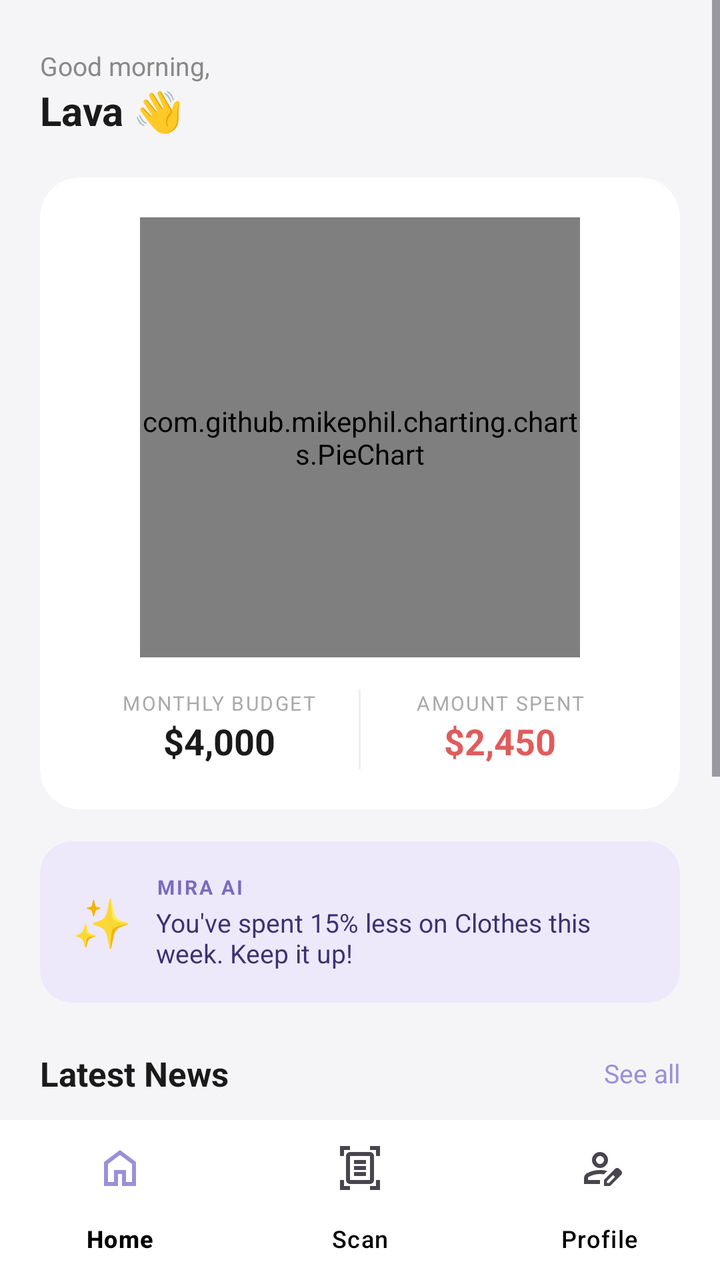
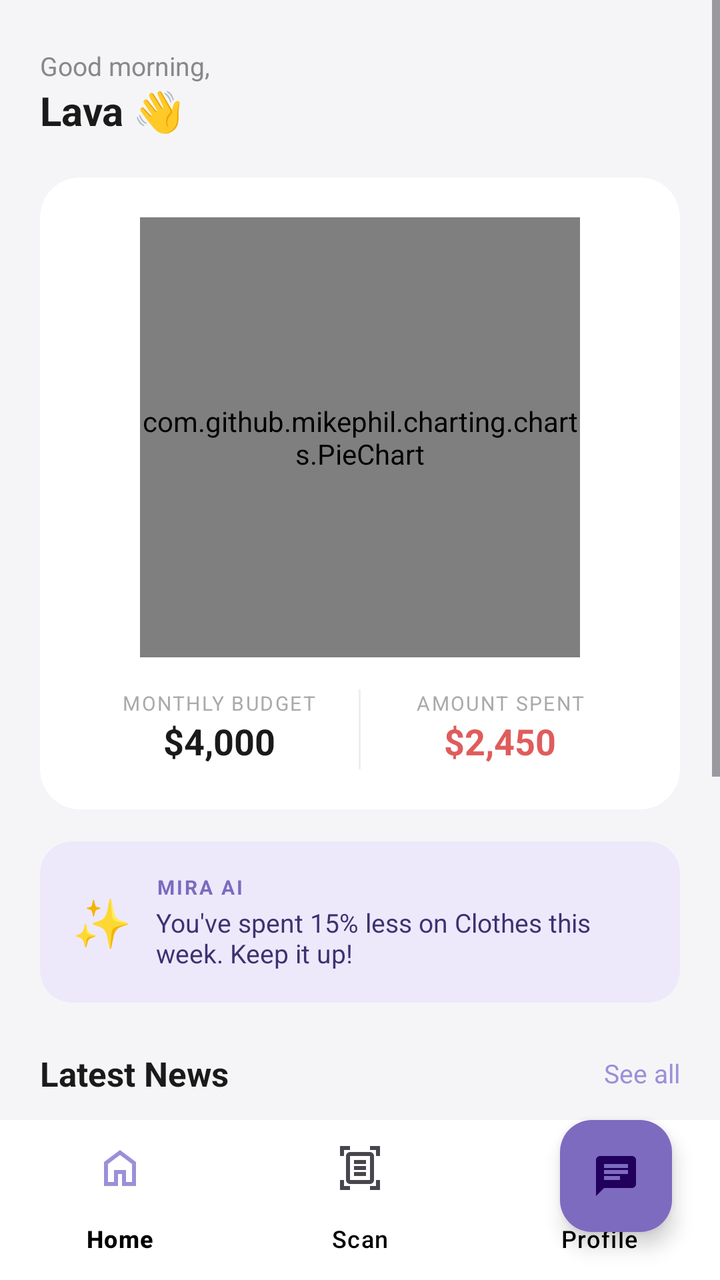

Before-and-after screenshots of an Android layout around one commit, followed by the original layout XML and the change that was made.
<!-- AndroidManifest.xml: application theme Theme.WatchYourWallet -->
<!-- res/layout/activity_home.xml -->
<?xml version="1.0" encoding="utf-8"?>
<androidx.constraintlayout.widget.ConstraintLayout
    xmlns:android="http://schemas.android.com/apk/res/android"
    xmlns:app="http://schemas.android.com/apk/res-auto"
    android:id="@+id/main"
    android:layout_width="match_parent"
    android:layout_height="match_parent"
    android:background="#F5F5F7">

    
    <ScrollView
        android:id="@+id/scrollView"
        android:layout_width="0dp"
        android:layout_height="0dp"
        app:layout_constraintTop_toTopOf="parent"
        app:layout_constraintBottom_toTopOf="@id/bottomNavigation"
        app:layout_constraintStart_toStartOf="parent"
        app:layout_constraintEnd_toEndOf="parent">

        <LinearLayout
            android:layout_width="match_parent"
            android:layout_height="wrap_content"
            android:orientation="vertical"
            android:paddingBottom="16dp">

            
            <LinearLayout
                android:layout_width="match_parent"
                android:layout_height="wrap_content"
                android:orientation="horizontal"
                android:paddingHorizontal="20dp"
                android:paddingTop="24dp"
                android:paddingBottom="8dp"
                android:gravity="center_vertical">

                <LinearLayout
                    android:layout_width="0dp"
                    android:layout_height="wrap_content"
                    android:layout_weight="1"
                    android:orientation="vertical">

                    <TextView
                        android:text="Good morning,"
                        android:textSize="13sp"
                        android:textColor="#888888"
                        android:layout_width="wrap_content"
                        android:layout_height="wrap_content"/>

                    <TextView
                        android:id="@+id/tv_username"
                        android:text="Lava 👋"
                        android:textSize="20sp"
                        android:textColor="#1A1A1A"
                        android:textStyle="bold"
                        android:layout_width="wrap_content"
                        android:layout_height="wrap_content"/>
                </LinearLayout>

            </LinearLayout>

            
            <androidx.cardview.widget.CardView
                android:layout_width="match_parent"
                android:layout_height="wrap_content"
                android:layout_marginHorizontal="20dp"
                android:layout_marginTop="12dp"
                app:cardCornerRadius="20dp"
                app:cardElevation="0dp"
                app:cardBackgroundColor="#FFFFFF">

                <LinearLayout
                    android:layout_width="match_parent"
                    android:layout_height="wrap_content"
                    android:orientation="vertical"
                    android:padding="20dp"
                    android:gravity="center_horizontal">

                    
                    <com.github.mikephil.charting.charts.PieChart
                        android:id="@+id/pieChart"
                        android:layout_width="220dp"
                        android:layout_height="220dp"/>

                    
                    <LinearLayout
                        android:layout_width="match_parent"
                        android:layout_height="wrap_content"
                        android:orientation="horizontal"
                        android:layout_marginTop="16dp">

                        <LinearLayout
                            android:layout_width="0dp"
                            android:layout_height="wrap_content"
                            android:layout_weight="1"
                            android:orientation="vertical"
                            android:gravity="center">

                            <TextView
                                android:text="MONTHLY BUDGET"
                                android:textSize="10sp"
                                android:textColor="#AAAAAA"
                                android:letterSpacing="0.08"
                                android:layout_width="wrap_content"
                                android:layout_height="wrap_content"/>

                            <TextView
                                android:id="@+id/tv_monthly_budget"
                                android:text="$4,000"
                                android:textSize="18sp"
                                android:textColor="#1A1A1A"
                                android:textStyle="bold"
                                android:layout_width="wrap_content"
                                android:layout_height="wrap_content"/>
                        </LinearLayout>

                        <View
                            android:layout_width="1dp"
                            android:layout_height="40dp"
                            android:background="#EEEEEE"/>

                        <LinearLayout
                            android:layout_width="0dp"
                            android:layout_height="wrap_content"
                            android:layout_weight="1"
                            android:orientation="vertical"
                            android:gravity="center">

                            <TextView
                                android:text="AMOUNT SPENT"
                                android:textSize="10sp"
                                android:textColor="#AAAAAA"
                                android:letterSpacing="0.08"
                                android:layout_width="wrap_content"
                                android:layout_height="wrap_content"/>

                            <TextView
                                android:id="@+id/tv_amount_spent"
                                android:text="$2,450"
                                android:textSize="18sp"
                                android:textColor="#E05C5C"
                                android:textStyle="bold"
                                android:layout_width="wrap_content"
                                android:layout_height="wrap_content"/>
                        </LinearLayout>
                    </LinearLayout>
                </LinearLayout>
            </androidx.cardview.widget.CardView>

            
            <androidx.cardview.widget.CardView
                android:layout_width="match_parent"
                android:layout_height="wrap_content"
                android:layout_marginHorizontal="20dp"
                android:layout_marginTop="16dp"
                app:cardCornerRadius="16dp"
                app:cardElevation="0dp"
                app:cardBackgroundColor="#EDE9FB">

                <LinearLayout
                    android:layout_width="match_parent"
                    android:layout_height="wrap_content"
                    android:orientation="horizontal"
                    android:padding="16dp"
                    android:gravity="center_vertical">

                    <TextView
                        android:text="✨"
                        android:textSize="24sp"
                        android:layout_width="wrap_content"
                        android:layout_height="wrap_content"
                        android:layout_marginEnd="12dp"/>

                    <LinearLayout
                        android:layout_width="0dp"
                        android:layout_height="wrap_content"
                        android:layout_weight="1"
                        android:orientation="vertical">

                        <TextView
                            android:text="MIRA AI"
                            android:textSize="10sp"
                            android:textColor="#7C6BBF"
                            android:textStyle="bold"
                            android:letterSpacing="0.1"
                            android:layout_width="wrap_content"
                            android:layout_height="wrap_content"/>

                        <TextView
                            android:id="@+id/tv_ai_insight"
                            android:text="You've spent 15% less on Clothes this week. Keep it up!"
                            android:textSize="13sp"
                            android:textColor="#3D3270"
                            android:layout_width="wrap_content"
                            android:layout_height="wrap_content"
                            android:layout_marginTop="2dp"/>
                    </LinearLayout>
                </LinearLayout>
            </androidx.cardview.widget.CardView>

            
            <LinearLayout
                android:layout_width="match_parent"
                android:layout_height="wrap_content"
                android:orientation="horizontal"
                android:paddingHorizontal="20dp"
                android:paddingTop="24dp"
                android:paddingBottom="12dp"
                android:gravity="center_vertical">

                <TextView
                    android:text="Latest News"
                    android:textSize="17sp"
                    android:textColor="#1A1A1A"
                    android:textStyle="bold"
                    android:layout_width="0dp"
                    android:layout_height="wrap_content"
                    android:layout_weight="1"/>

                <TextView
                    android:text="See all"
                    android:textSize="13sp"
                    android:textColor="#9C8FD9"
                    android:layout_width="wrap_content"
                    android:layout_height="wrap_content"/>
            </LinearLayout>

            
            <androidx.cardview.widget.CardView
                android:layout_width="match_parent"
                android:layout_height="wrap_content"
                android:layout_marginHorizontal="20dp"
                android:layout_marginBottom="12dp"
                app:cardCornerRadius="16dp"
                app:cardElevation="0dp"
                app:cardBackgroundColor="#FFFFFF">

                <LinearLayout
                    android:layout_width="match_parent"
                    android:layout_height="wrap_content"
                    android:orientation="horizontal"
                    android:padding="14dp"
                    android:gravity="center_vertical">

                    <ImageView
                        android:layout_width="72dp"
                        android:layout_height="72dp"
                        android:scaleType="centerCrop"
                        android:src="@drawable/ic_launcher_background"
                        android:layout_marginEnd="12dp"/>

                    <LinearLayout
                        android:layout_width="0dp"
                        android:layout_height="wrap_content"
                        android:layout_weight="1"
                        android:orientation="vertical">

                        <TextView
                            android:text="5 min read"
                            android:textSize="10sp"
                            android:textColor="#AAAAAA"
                            android:layout_width="wrap_content"
                            android:layout_height="wrap_content"/>

                        <TextView
                            android:text="New Scam Exposed — What You Must Know"
                            android:textSize="14sp"
                            android:textColor="#1A1A1A"
                            android:textStyle="bold"
                            android:layout_width="wrap_content"
                            android:layout_height="wrap_content"
                            android:layout_marginTop="4dp"/>

                        <TextView
                            android:text="Read more →"
                            android:textSize="12sp"
                            android:textColor="#9C8FD9"
                            android:layout_width="wrap_content"
                            android:layout_height="wrap_content"
                            android:layout_marginTop="6dp"/>
                    </LinearLayout>
                </LinearLayout>
            </androidx.cardview.widget.CardView>

            
            <androidx.cardview.widget.CardView
                android:layout_width="match_parent"
                android:layout_height="wrap_content"
                android:layout_marginHorizontal="20dp"
                android:layout_marginBottom="12dp"
                app:cardCornerRadius="16dp"
                app:cardElevation="0dp"
                app:cardBackgroundColor="#FFFFFF">

                <LinearLayout
                    android:layout_width="match_parent"
                    android:layout_height="wrap_content"
                    android:orientation="horizontal"
                    android:padding="14dp"
                    android:gravity="center_vertical">

                    <ImageView
                        android:layout_width="72dp"
                        android:layout_height="72dp"
                        android:scaleType="centerCrop"
                        android:src="@drawable/ic_launcher_background"
                        android:layout_marginEnd="12dp"/>

                    <LinearLayout
                        android:layout_width="0dp"
                        android:layout_height="wrap_content"
                        android:layout_weight="1"
                        android:orientation="vertical">

                        <TextView
                            android:text="3 min read"
                            android:textSize="10sp"
                            android:textColor="#AAAAAA"
                            android:layout_width="wrap_content"
                            android:layout_height="wrap_content"/>

                        <TextView
                            android:text="Don't Fall For It: Real Scams, Real Losses"
                            android:textSize="14sp"
                            android:textColor="#1A1A1A"
                            android:textStyle="bold"
                            android:layout_width="wrap_content"
                            android:layout_height="wrap_content"
                            android:layout_marginTop="4dp"/>

                        <TextView
                            android:text="Read more →"
                            android:textSize="12sp"
                            android:textColor="#9C8FD9"
                            android:layout_width="wrap_content"
                            android:layout_height="wrap_content"
                            android:layout_marginTop="6dp"/>
                    </LinearLayout>
                </LinearLayout>
            </androidx.cardview.widget.CardView>

        </LinearLayout>
    </ScrollView>

    
    <com.google.android.material.bottomnavigation.BottomNavigationView
        android:id="@+id/bottomNavigation"
        android:layout_width="0dp"
        android:layout_height="wrap_content"
        android:background="@android:color/white"
        app:itemIconTint="@null"
        app:itemTextColor="@android:color/black"
        app:labelVisibilityMode="labeled"
        app:layout_constraintBottom_toBottomOf="parent"
        app:layout_constraintStart_toStartOf="parent"
        app:layout_constraintEnd_toEndOf="parent"
        app:menu="@menu/bottom_nav_menu" />

</androidx.constraintlayout.widget.ConstraintLayout>
<!-- resources referenced by this layout -->
<resources>
  <!-- drawable ic_launcher_background: vector/xml drawable (drawable, 4866 chars, omitted) -->
  <style name="Theme.WatchYourWallet" parent="Base.Theme.WatchYourWallet" />
  <style name="Base.Theme.WatchYourWallet" parent="Theme.Material3.DayNight.NoActionBar">
          <item name="android:statusBarColor">@color/purple_primary</item>
          <item name="colorPrimary">@color/purple_primary</item>
      </style>
  <color name="purple_primary">#9C8FD9</color>
</resources>

<!-- the commit's change to res/layout/activity_home.xml (unified diff, before → after) -->
@@ -355,4 +355,16 @@
         app:layout_constraintEnd_toEndOf="parent"
         app:menu="@menu/bottom_nav_menu" />
 
+    <com.google.android.material.floatingactionbutton.FloatingActionButton
+        android:id="@+id/fab_chatbot"
+        android:layout_width="wrap_content"
+        android:layout_height="wrap_content"
+        android:layout_gravity="bottom|end"
+        android:src="@drawable/baseline_chat_24"
+        app:backgroundTint="#7C6BBF"
+        app:layout_constraintBottom_toBottomOf="parent"
+        app:layout_constraintEnd_toEndOf="parent"
+        android:layout_marginBottom="24dp"
+        android:layout_marginEnd="24dp"/>
+
 </androidx.constraintlayout.widget.ConstraintLayout>
<!-- resource entries referenced after the edit -->
@@ -1,5 +1,11 @@
 <!-- resources referenced by this layout -->
 <resources>
+  <!-- drawable baseline_chat_24 (drawable) -->
+  <vector xmlns:android="http://schemas.android.com/apk/res/android" android:autoMirrored="true" android:height="24dp" android:tint="#000000" android:viewportHeight="24" android:viewportWidth="24" android:width="24dp">
+        
+      <path android:fillColor="@android:color/white" android:pathData="M20,2L4,2c-1.1,0 -1.99,0.9 -1.99,2L2,22l4,-4h14c1.1,0 2,-0.9 2,-2L22,4c0,-1.1 -0.9,-2 -2,-2zM6,9h12v2L6,11L6,9zM14,14L6,14v-2h8v2zM18,8L6,8L6,6h12v2z"/>
+      
+  </vector>
   <!-- drawable ic_launcher_background: vector/xml drawable (drawable, 4866 chars, omitted) -->
   <style name="Theme.WatchYourWallet" parent="Base.Theme.WatchYourWallet" />
   <style name="Base.Theme.WatchYourWallet" parent="Theme.Material3.DayNight.NoActionBar">
